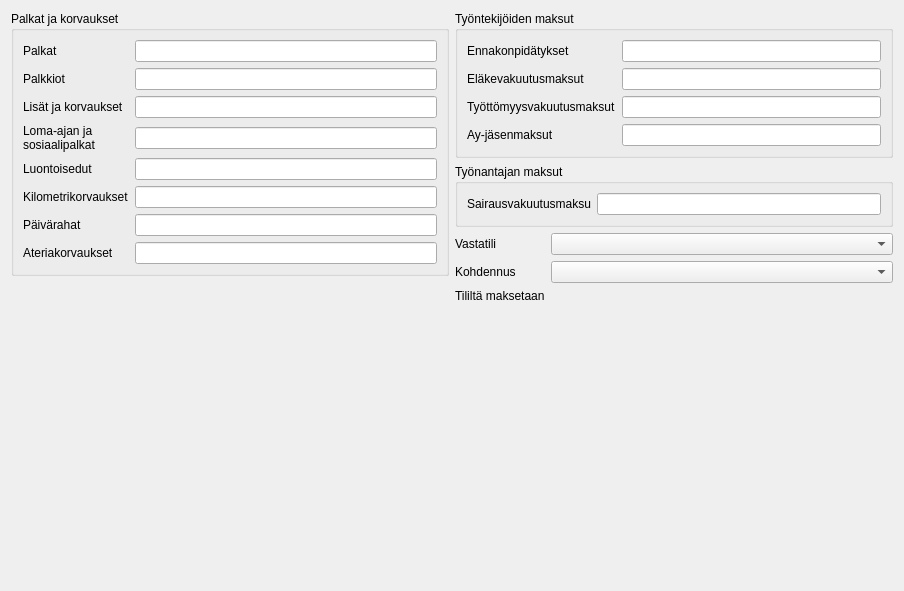
Qt form kitsas/apuri/palkkaapuri.ui (artoh/kitupiikki) before a commit.
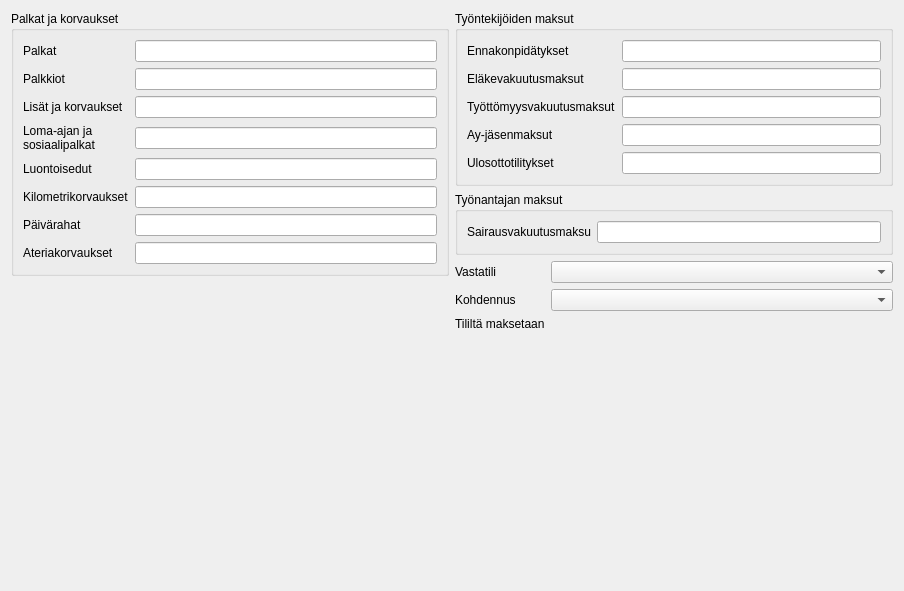
The same form after that commit. Custom widgets are drawn as their Qt base class.

Patch:
```diff
--- a/kitsas/apuri/palkkaapuri.ui
+++ b/kitsas/apuri/palkkaapuri.ui
@@ -218,6 +218,16 @@
         <item row="3" column="1">
          <widget class="KpEuroEdit" name="ayedit"/>
         </item>
+        <item row="4" column="0">
+         <widget class="QLabel" name="label_6">
+          <property name="text">
+           <string>Ulosottotilitykset</string>
+          </property>
+         </widget>
+        </item>
+        <item row="4" column="1">
+         <widget class="KpEuroEdit" name="uoedit"/>
+        </item>
        </layout>
       </widget>
      </item>
```
